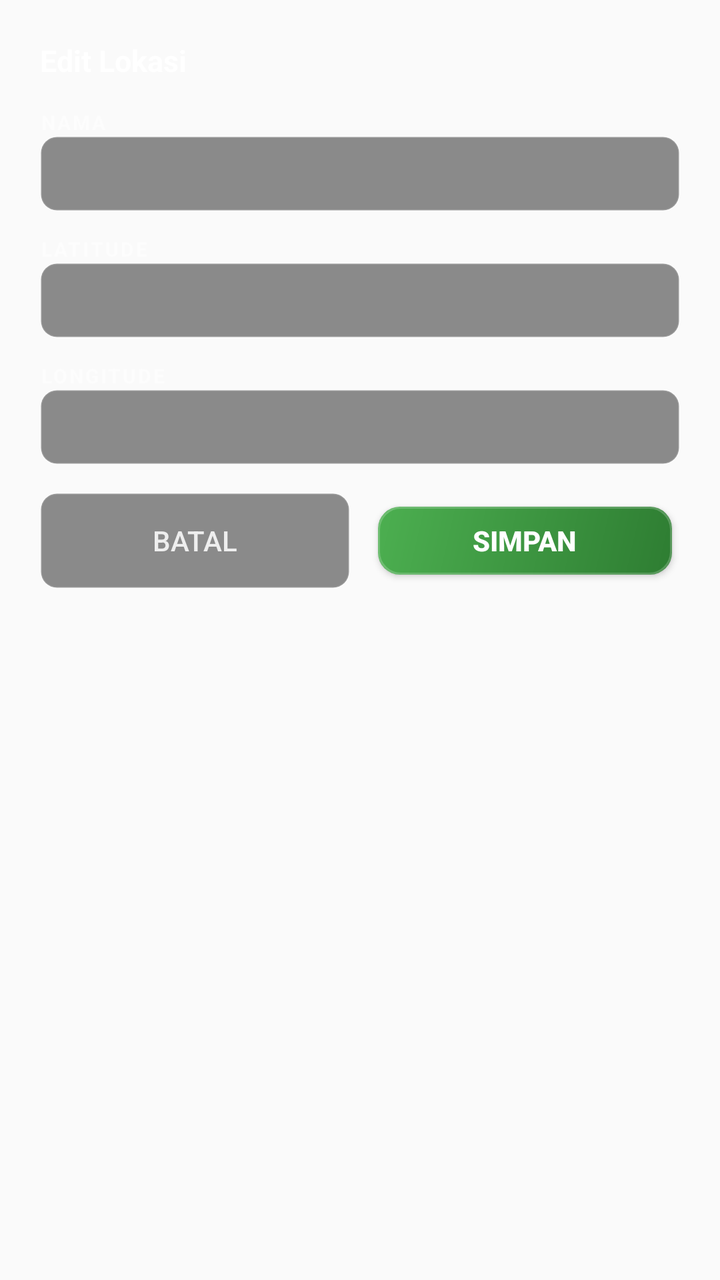
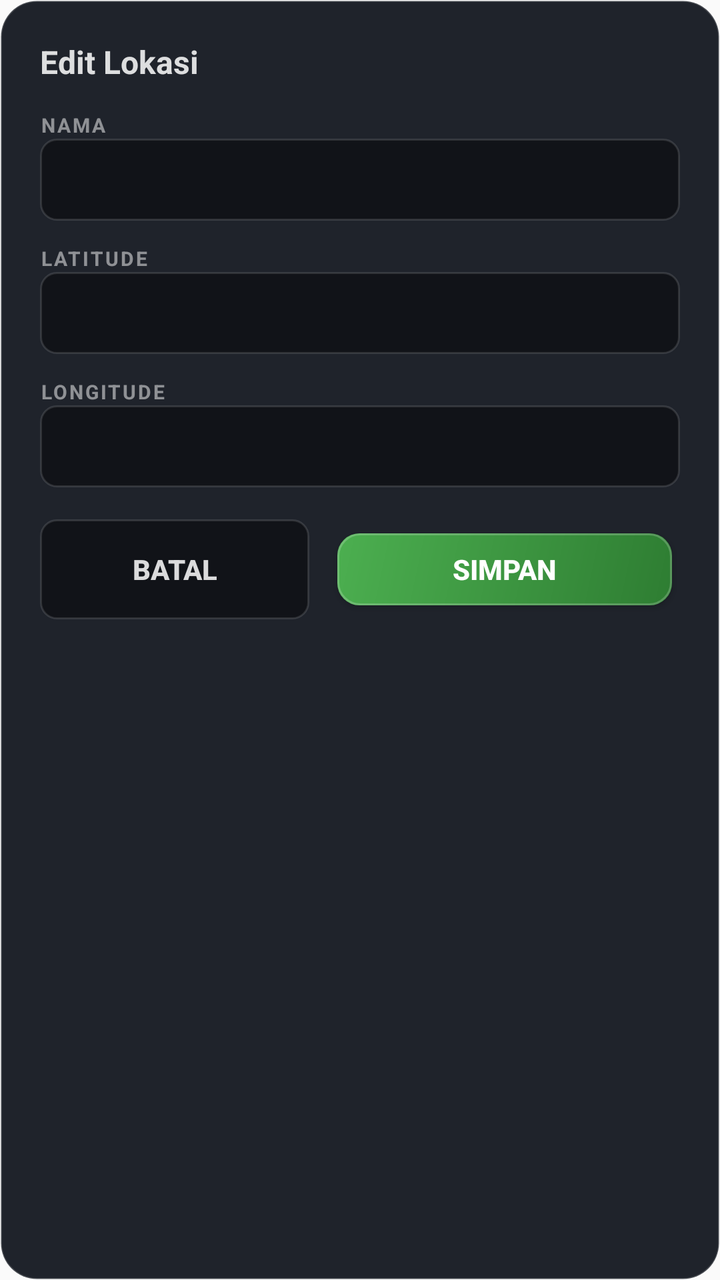

Compare the two renders of this Android layout. The source of the first and the diff that turns it into the second are given below.
<!-- AndroidManifest.xml: application theme Theme.AYA -->
<!-- res/layout/dialog_edit_fav.xml -->
<?xml version="1.0" encoding="utf-8"?>
<LinearLayout xmlns:android="http://schemas.android.com/apk/res/android"
    android:layout_width="match_parent"
    android:layout_height="wrap_content"
    android:orientation="vertical"
    android:padding="20dp">

    <TextView
        android:layout_width="wrap_content"
        android:layout_height="wrap_content"
        android:text="Edit Lokasi"
        android:textColor="@color/label_text"
        android:textSize="15sp"
        android:textStyle="bold"
        android:layout_marginBottom="14dp" />

    <TextView
        android:layout_width="wrap_content"
        android:layout_height="wrap_content"
        android:text="NAMA"
        android:textColor="#80FFFFFF"
        android:textSize="10sp"
        android:textStyle="bold"
        android:letterSpacing="0.1" />

    <EditText
        android:id="@+id/e_name"
        android:layout_width="match_parent"
        android:layout_height="wrap_content"
        android:background="@drawable/bg_coord_chip"
        android:paddingHorizontal="12dp"
        android:paddingVertical="10dp"
        android:maxLength="40"
        android:inputType="text"
        android:textColor="@color/label_text"
        android:textSize="13sp" />

    <TextView
        android:layout_width="wrap_content"
        android:layout_height="wrap_content"
        android:layout_marginTop="12dp"
        android:text="LATITUDE"
        android:textColor="#80FFFFFF"
        android:textSize="10sp"
        android:textStyle="bold"
        android:letterSpacing="0.1" />

    <EditText
        android:id="@+id/e_lat"
        android:layout_width="match_parent"
        android:layout_height="wrap_content"
        android:background="@drawable/bg_coord_chip"
        android:paddingHorizontal="12dp"
        android:paddingVertical="10dp"
        android:inputType="numberDecimal|numberSigned"
        android:fontFamily="monospace"
        android:textColor="@color/label_text"
        android:textSize="13sp" />

    <TextView
        android:layout_width="wrap_content"
        android:layout_height="wrap_content"
        android:layout_marginTop="12dp"
        android:text="LONGITUDE"
        android:textColor="#80FFFFFF"
        android:textSize="10sp"
        android:textStyle="bold"
        android:letterSpacing="0.1" />

    <EditText
        android:id="@+id/e_lng"
        android:layout_width="match_parent"
        android:layout_height="wrap_content"
        android:background="@drawable/bg_coord_chip"
        android:paddingHorizontal="12dp"
        android:paddingVertical="10dp"
        android:inputType="numberDecimal|numberSigned"
        android:fontFamily="monospace"
        android:textColor="@color/label_text"
        android:textSize="13sp" />

    <TextView
        android:id="@+id/e_err"
        android:layout_width="match_parent"
        android:layout_height="wrap_content"
        android:layout_marginTop="8dp"
        android:textColor="#FF8A80"
        android:textSize="10sp"
        android:visibility="gone" />

    <LinearLayout
        android:layout_width="match_parent"
        android:layout_height="wrap_content"
        android:orientation="horizontal"
        android:layout_marginTop="14dp">

        <Button
            android:id="@+id/e_cancel"
            android:layout_width="0dp"
            android:layout_height="wrap_content"
            android:layout_weight="1"
            android:background="@drawable/bg_coord_chip"
            android:textColor="@color/label_text"
            android:text="Batal" />

        <Space android:layout_width="10dp" android:layout_height="1dp" />

        <Button
            android:id="@+id/e_save"
            android:layout_width="0dp"
            android:layout_height="wrap_content"
            android:layout_weight="1"
            android:background="@drawable/bg_play_green_touch"
            android:textColor="#FFFFFF"
            android:textStyle="bold"
            android:text="Simpan" />
    </LinearLayout>
</LinearLayout>
<!-- resources referenced by this layout -->
<resources>
  <color name="label_text">#D9FFFFFF</color>
  <!-- drawable bg_coord_chip (drawable) -->
  <shape xmlns:android="http://schemas.android.com/apk/res/android">
      <corners android:radius="8dp" />
      <solid android:color="@color/chip_coord_bg" />
      <stroke android:width="1dp" android:color="@color/chip_coord_stroke" />
  </shape>
  <!-- drawable bg_play_green_touch (drawable) -->
  <layer-list xmlns:android="http://schemas.android.com/apk/res/android">
      <item android:left="4dp" android:right="4dp" android:top="7dp" android:bottom="7dp">
          <shape>
              <corners android:radius="11dp" />
              <gradient android:angle="315"
                  android:startColor="@color/play_green_start"
                  android:endColor="@color/play_green_end" />
          </shape>
      </item>
      <item android:left="4dp" android:right="4dp" android:top="7dp" android:bottom="7dp">
          <shape>
              <corners android:radius="11dp" />
              <stroke android:width="1dp" android:color="@color/play_stroke" />
          </shape>
      </item>
  </layer-list>
  <style name="Theme.AYA" parent="Theme.AppCompat.Light.NoActionBar" />
  <color name="chip_coord_bg">#73000000</color>
  <color name="chip_coord_stroke">#1FFFFFFF</color>
  <color name="play_green_start">#4CAF50</color>
  <color name="play_green_end">#2E7D32</color>
  <color name="play_stroke">#33FFFFFF</color>
</resources>

<!-- the commit's change to res/layout/dialog_edit_fav.xml (unified diff, before → after) -->
@@ -3,14 +3,15 @@
     android:layout_width="match_parent"
     android:layout_height="wrap_content"
     android:orientation="vertical"
-    android:padding="20dp">
+    android:padding="20dp"
+    android:background="@drawable/bg_dialog_card">
 
     <TextView
         android:layout_width="wrap_content"
         android:layout_height="wrap_content"
         android:text="Edit Lokasi"
         android:textColor="@color/label_text"
-        android:textSize="15sp"
+        android:textSize="16sp"
         android:textStyle="bold"
         android:layout_marginBottom="14dp" />
 
@@ -29,11 +30,11 @@
         android:layout_height="wrap_content"
         android:background="@drawable/bg_coord_chip"
         android:paddingHorizontal="12dp"
-        android:paddingVertical="10dp"
+        android:paddingVertical="11dp"
         android:maxLength="40"
         android:inputType="text"
         android:textColor="@color/label_text"
-        android:textSize="13sp" />
+        android:textSize="14sp" />
 
     <TextView
         android:layout_width="wrap_content"
@@ -51,11 +52,11 @@
         android:layout_height="wrap_content"
         android:background="@drawable/bg_coord_chip"
         android:paddingHorizontal="12dp"
-        android:paddingVertical="10dp"
+        android:paddingVertical="11dp"
         android:inputType="numberDecimal|numberSigned"
         android:fontFamily="monospace"
         android:textColor="@color/label_text"
-        android:textSize="13sp" />
+        android:textSize="14sp" />
 
     <TextView
         android:layout_width="wrap_content"
@@ -73,11 +74,11 @@
         android:layout_height="wrap_content"
         android:background="@drawable/bg_coord_chip"
         android:paddingHorizontal="12dp"
-        android:paddingVertical="10dp"
+        android:paddingVertical="11dp"
         android:inputType="numberDecimal|numberSigned"
         android:fontFamily="monospace"
         android:textColor="@color/label_text"
-        android:textSize="13sp" />
+        android:textSize="14sp" />
 
     <TextView
         android:id="@+id/e_err"
@@ -85,22 +86,24 @@
         android:layout_height="wrap_content"
         android:layout_marginTop="8dp"
         android:textColor="#FF8A80"
-        android:textSize="10sp"
+        android:textSize="11sp"
         android:visibility="gone" />
 
     <LinearLayout
         android:layout_width="match_parent"
         android:layout_height="wrap_content"
         android:orientation="horizontal"
-        android:layout_marginTop="14dp">
+        android:layout_marginTop="16dp">
 
         <Button
             android:id="@+id/e_cancel"
             android:layout_width="0dp"
-            android:layout_height="wrap_content"
+            android:layout_height="50dp"
             android:layout_weight="1"
             android:background="@drawable/bg_coord_chip"
             android:textColor="@color/label_text"
+            android:textSize="14sp"
+            android:textStyle="bold"
             android:text="Batal" />
 
         <Space android:layout_width="10dp" android:layout_height="1dp" />
@@ -108,11 +111,12 @@
         <Button
             android:id="@+id/e_save"
             android:layout_width="0dp"
-            android:layout_height="wrap_content"
-            android:layout_weight="1"
+            android:layout_height="50dp"
+            android:layout_weight="1.3"
             android:background="@drawable/bg_play_green_touch"
             android:textColor="#FFFFFF"
             android:textStyle="bold"
-            android:text="Simpan" />
+            android:textSize="14sp"
+            android:text="SIMPAN" />
     </LinearLayout>
 </LinearLayout>
<!-- resource entries referenced after the edit -->
@@ -6,6 +6,12 @@
       <corners android:radius="8dp" />
       <solid android:color="@color/chip_coord_bg" />
       <stroke android:width="1dp" android:color="@color/chip_coord_stroke" />
+  </shape>
+  <!-- drawable bg_dialog_card (drawable) -->
+  <shape xmlns:android="http://schemas.android.com/apk/res/android">
+      <corners android:radius="18dp" />
+      <solid android:color="#F2141820" />
+      <stroke android:width="1dp" android:color="#2EFFFFFF" />
   </shape>
   <!-- drawable bg_play_green_touch (drawable) -->
   <layer-list xmlns:android="http://schemas.android.com/apk/res/android">
